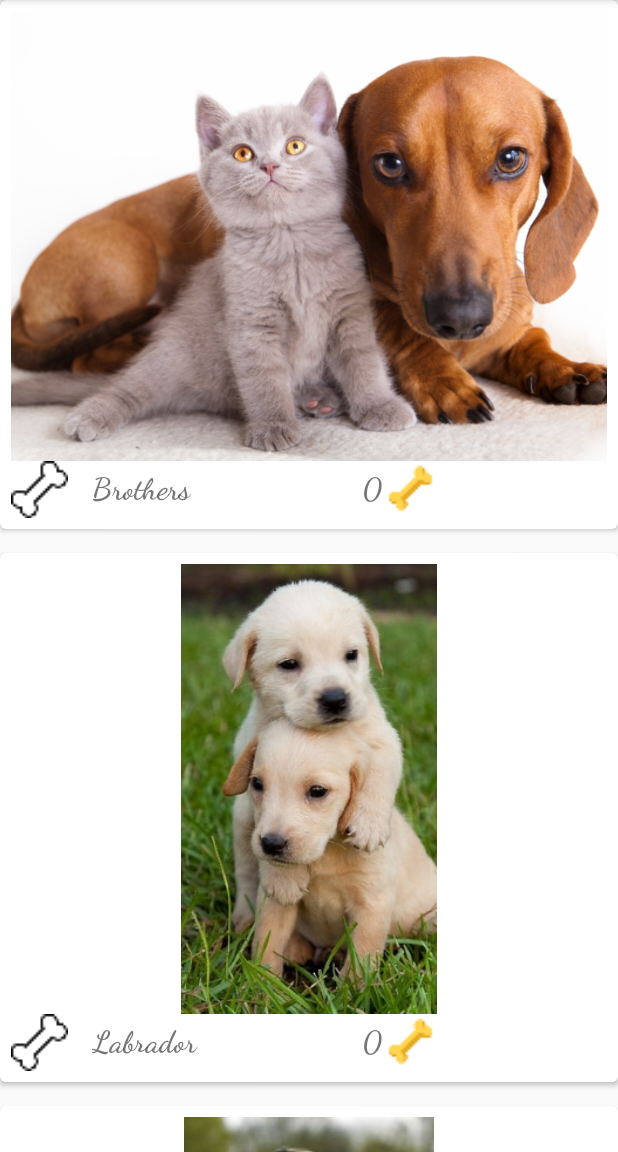
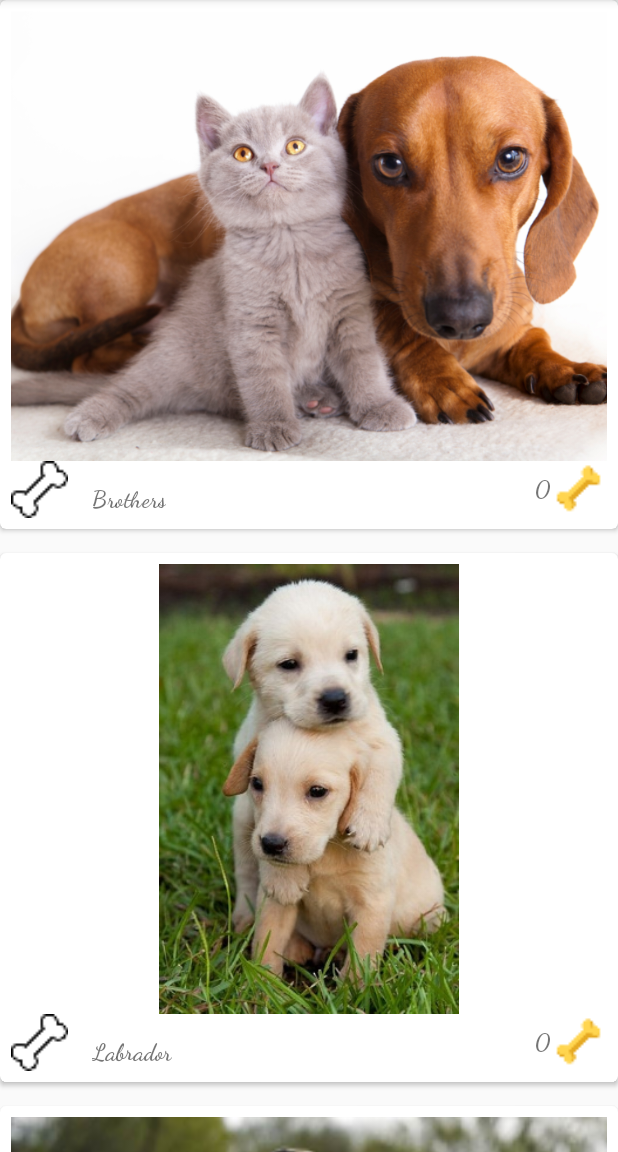
Before and after one commit to deftnesssolutions/COURSERA, an Android app: the screen it shows after launch (MainActivity), on a phone screen of 412 x 824 dp, the part 84-1236 px from its top. Run offline under Robolectric (Android 15) with nearby library versions, the phone set to English and light mode, and no system bars.

Commit message:
Definición final del cardview
Definición final del cardview

```diff
--- a/Petagram/app/src/main/res/layout/cardview_mascota.xml
+++ b/Petagram/app/src/main/res/layout/cardview_mascota.xml
@@ -11,7 +11,7 @@
 
     <LinearLayout
         android:layout_width="match_parent"
-        android:layout_height="match_parent"
+        android:layout_height="wrap_content"
         android:orientation="vertical"
         android:padding="7dp">
 
@@ -20,10 +20,11 @@
             android:layout_width="wrap_content"
             android:layout_height="@dimen/foto_heigt"
             android:scaleType="centerCrop"
+            android:adjustViewBounds="true"
             android:layout_gravity="center_horizontal"
             android:src="@drawable/amigos"/>
 
-        <LinearLayout
+        <RelativeLayout
             android:id="@+id/rlRaiting"
             android:layout_width="wrap_content"
             android:layout_height="wrap_content"
@@ -31,7 +32,8 @@
             <LinearLayout
                 android:layout_width="match_parent"
                 android:layout_height="match_parent"
-                android:orientation="horizontal">
+                android:orientation="horizontal"
+                >
 
                 <ImageButton
                     android:id="@+id/btnLike"
@@ -41,14 +43,14 @@
 
                 <TextView
                     android:id="@+id/tvNombreCV"
-                    android:layout_width="150dp"
+                    android:layout_width="wrap_content"
                     android:layout_height="wrap_content"
                     android:textStyle="bold"
                     android:fontFamily="cursive"
                     android:textSize="@dimen/textzize_Titulo"
                     android:text="@string/hin_nombre"
-                    android:layout_gravity="center_vertical"
                     android:paddingLeft="@dimen/activity_horizontal_margin"
+                    android:layout_marginTop="@dimen/activity_horizontal_margin"
                     />
             </LinearLayout>
 
@@ -79,7 +81,7 @@
                     />
 
             </LinearLayout>
-        </LinearLayout>
+        </RelativeLayout>
 
     </LinearLayout>
 </android.support.v7.widget.CardView>
--- a/Petagram/app/src/main/res/values/dimens.xml
+++ b/Petagram/app/src/main/res/values/dimens.xml
@@ -10,7 +10,7 @@
     <dimen name="marginT0p_btnAcces">150dp</dimen>
     <dimen name="marginLeft_btnAcces">50dp</dimen>
     <dimen name="corner_radius_cardview">4dp</dimen>
-    <dimen name="textzize_Titulo">20dp</dimen>
+    <dimen name="textzize_Titulo">15dp</dimen>
     <dimen name="foto_heigt">300dp</dimen>
     <dimen name="foto_with">20dp</dimen>
 </resources>
```
